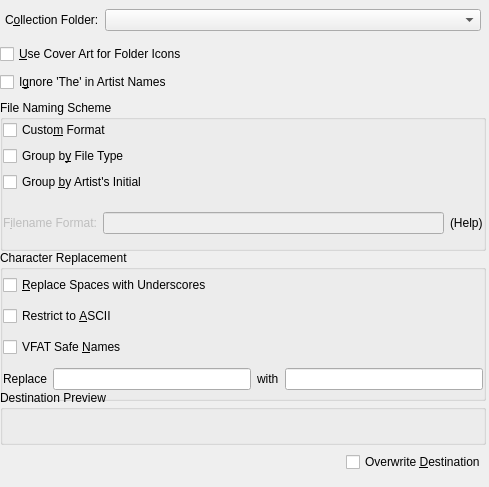
The window that src/collectionbrowser/OrganizeCollectionDialogBase.ui (KDE/amarok) describes before a commit, drawn with Qt 5.
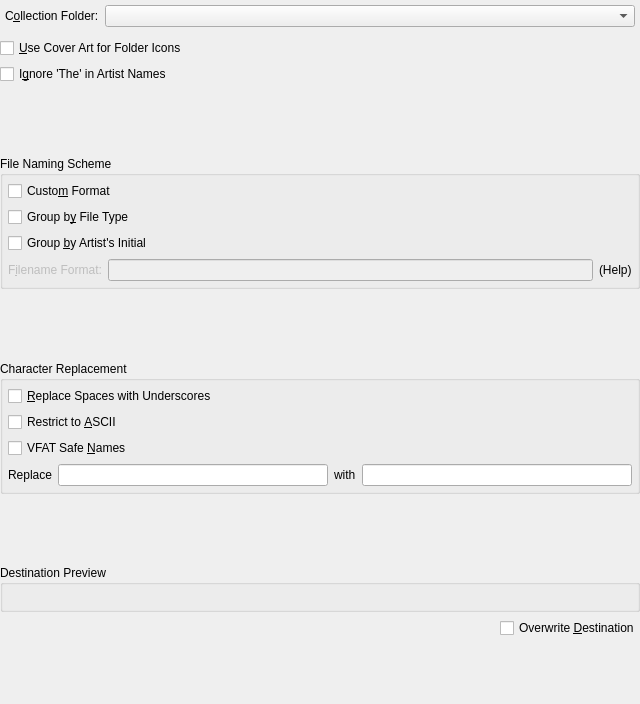
The same window after the commit. Custom widgets are drawn as their Qt base class.

Commit message: Get Dialog to show properly

```diff
--- a/src/collectionbrowser/OrganizeCollectionDialogBase.ui
+++ b/src/collectionbrowser/OrganizeCollectionDialogBase.ui
@@ -6,8 +6,8 @@
    <rect>
     <x>0</x>
     <y>0</y>
-    <width>489</width>
-    <height>487</height>
+    <width>640</width>
+    <height>704</height>
    </rect>
   </property>
   <property name="sizePolicy" >
@@ -19,31 +19,211 @@
   <property name="windowTitle" >
    <string>Organize Files</string>
   </property>
-  <widget class="QGroupBox" name="replacementGroup" >
-   <property name="geometry" >
-    <rect>
-     <x>0</x>
-     <y>250</y>
-     <width>486</width>
-     <height>151</height>
-    </rect>
-   </property>
+  <layout class="QVBoxLayout" >
+   <item>
+    <layout class="QHBoxLayout" >
+     <property name="margin" >
+      <number>5</number>
+     </property>
+     <item>
+      <widget class="QLabel" name="folderLabel" >
+       <property name="sizePolicy" >
+        <sizepolicy vsizetype="Preferred" hsizetype="Minimum" >
+         <horstretch>0</horstretch>
+         <verstretch>0</verstretch>
+        </sizepolicy>
+       </property>
+       <property name="toolTip" >
+        <string>Base directory under which to put files</string>
+       </property>
+       <property name="text" >
+        <string>C&amp;ollection Folder:</string>
+       </property>
+       <property name="wordWrap" >
+        <bool>false</bool>
+       </property>
+       <property name="buddy" >
+        <cstring>folderCombo</cstring>
+       </property>
+      </widget>
+     </item>
+     <item>
+      <widget class="KComboBox" name="folderCombo" >
+       <property name="sizePolicy" >
+        <sizepolicy vsizetype="Fixed" hsizetype="Expanding" >
+         <horstretch>0</horstretch>
+         <verstretch>0</verstretch>
+        </sizepolicy>
+       </property>
+       <property name="toolTip" >
+        <string/>
+       </property>
+      </widget>
+     </item>
+    </layout>
+   </item>
+   <item>
+    <layout class="QVBoxLayout" >
+     <item>
+      <widget class="QCheckBox" name="coverCheck" >
+       <property name="text" >
+        <string>&amp;Use Cover Art for Folder Icons</string>
+       </property>
+      </widget>
+     </item>
+     <item>
+      <widget class="QCheckBox" name="ignoreTheCheck" >
+       <property name="toolTip" >
+        <string>If checked, postfix artists' names starting with 'The' with ', The'.</string>
+       </property>
+       <property name="text" >
+        <string>I&amp;gnore 'The' in Artist Names</string>
+       </property>
+      </widget>
+     </item>
+    </layout>
+   </item>
+   <item>
+    <spacer name="spacer2_5" >
+     <property name="orientation" >
+      <enum>Qt::Vertical</enum>
+     </property>
+     <property name="sizeType" >
+      <enum>QSizePolicy::Expanding</enum>
+     </property>
+     <property name="sizeHint" stdset="0" >
+      <size>
+       <width>20</width>
+       <height>16</height>
+      </size>
+     </property>
+    </spacer>
+   </item>
+   <item>
+    <widget class="Q3GroupBox" name="groupingGroup" >
+     <property name="title" >
+      <string>File Naming Scheme</string>
+     </property>
+     <property name="margin" >
+      <number>5</number>
+     </property>
+     <layout class="QVBoxLayout" >
+      <property name="margin" >
+       <number>5</number>
+      </property>
+      <item>
+       <widget class="QCheckBox" name="customschemeCheck" >
+        <property name="toolTip" >
+         <string>If checked, use a custom format string for naming the files in the collection</string>
+        </property>
+        <property name="text" >
+         <string>Custo&amp;m Format</string>
+        </property>
+       </widget>
+      </item>
+      <item>
+       <widget class="QCheckBox" name="filetypeCheck" >
+        <property name="toolTip" >
+         <string>If checked, create a directory hierarchy using the filename extension.</string>
+        </property>
+        <property name="text" >
+         <string>Group b&amp;y File Type</string>
+        </property>
+       </widget>
+      </item>
+      <item>
+       <widget class="QCheckBox" name="initialCheck" >
+        <property name="toolTip" >
+         <string>If checked, introduce another directory hierarchy for the artists' initials.</string>
+        </property>
+        <property name="text" >
+         <string>Group &amp;by Artist's Initial</string>
+        </property>
+       </widget>
+      </item>
+      <item>
+       <layout class="QHBoxLayout" >
+        <item>
+         <widget class="QLabel" name="formatLabel" >
+          <property name="enabled" >
+           <bool>false</bool>
+          </property>
+          <property name="text" >
+           <string>F&amp;ilename Format:</string>
+          </property>
+          <property name="wordWrap" >
+           <bool>false</bool>
+          </property>
+          <property name="buddy" >
+           <cstring>formatEdit</cstring>
+          </property>
+         </widget>
+        </item>
+        <item>
+         <widget class="KLineEdit" name="formatEdit" >
+          <property name="enabled" >
+           <bool>false</bool>
+          </property>
+          <property name="text" >
+           <string/>
+          </property>
+         </widget>
+        </item>
+        <item>
+         <widget class="QLabel" name="formatHelp" >
+          <property name="sizePolicy" >
+           <sizepolicy vsizetype="Preferred" hsizetype="Preferred" >
+            <horstretch>0</horstretch>
+            <verstretch>0</verstretch>
+           </sizepolicy>
+          </property>
+          <property name="text" >
+           <string>(Help)</string>
+          </property>
+          <property name="wordWrap" >
+           <bool>false</bool>
+          </property>
+         </widget>
+        </item>
+       </layout>
+      </item>
+     </layout>
+    </widget>
+   </item>
+   <item>
+    <spacer name="spacer2_4" >
+     <property name="orientation" >
+      <enum>Qt::Vertical</enum>
+     </property>
+     <property name="sizeType" >
+      <enum>QSizePolicy::Expanding</enum>
+     </property>
+     <property name="sizeHint" stdset="0" >
+      <size>
+       <width>20</width>
+       <height>16</height>
+      </size>
+     </property>
+    </spacer>
+   </item>
+   <item>
+    <widget class="Q3GroupBox" name="replacementGroup" >
    <property name="sizePolicy" >
     <sizepolicy vsizetype="Minimum" hsizetype="Preferred" >
      <horstretch>0</horstretch>
      <verstretch>0</verstretch>
     </sizepolicy>
    </property>
-   <property name="minimumSize" >
-    <size>
-     <width>0</width>
-     <height>150</height>
-    </size>
-   </property>
    <property name="title" >
     <string>Character Replacement</string>
    </property>
-   <layout class="QVBoxLayout" name="verticalLayout_2" >
+     <property name="margin" >
+      <number>5</number>
+     </property>
+     <layout class="QVBoxLayout" >
+      <property name="margin" >
+       <number>5</number>
+      </property>
     <item>
      <widget class="QCheckBox" name="spaceCheck" >
       <property name="toolTip" >
@@ -113,132 +293,37 @@
      </layout>
     </item>
    </layout>
-   <zorder>spaceCheck</zorder>
-   <zorder>asciiCheck</zorder>
-   <zorder>vfatCheck</zorder>
-   <zorder></zorder>
-  </widget>
-  <widget class="QGroupBox" name="groupingGroup" >
-   <property name="geometry" >
-    <rect>
-     <x>0</x>
-     <y>100</y>
-     <width>486</width>
-     <height>151</height>
-    </rect>
-   </property>
-   <property name="sizePolicy" >
-    <sizepolicy vsizetype="Preferred" hsizetype="Preferred" >
-     <horstretch>0</horstretch>
-     <verstretch>0</verstretch>
-    </sizepolicy>
-   </property>
-   <property name="minimumSize" >
+    </widget>
+   </item>
+   <item>
+    <spacer name="spacer2" >
+     <property name="orientation" >
+      <enum>Qt::Vertical</enum>
+     </property>
+     <property name="sizeType" >
+      <enum>QSizePolicy::Expanding</enum>
+     </property>
+     <property name="sizeHint" stdset="0" >
     <size>
-     <width>0</width>
-     <height>150</height>
-    </size>
-   </property>
-   <property name="title" >
-    <string>File Naming Scheme</string>
-   </property>
-   <layout class="QVBoxLayout" name="verticalLayout" >
-    <item>
-     <widget class="QCheckBox" name="customschemeCheck" >
-      <property name="toolTip" >
-       <string>If checked, use a custom format string for naming the files in the collection</string>
-      </property>
-      <property name="text" >
-       <string>Custo&amp;m Format</string>
-      </property>
-     </widget>
+       <width>20</width>
+       <height>16</height>
+      </size>
+     </property>
+    </spacer>
     </item>
     <item>
-     <widget class="QCheckBox" name="filetypeCheck" >
-      <property name="toolTip" >
-       <string>If checked, create a directory hierarchy using the filename extension.</string>
-      </property>
-      <property name="text" >
-       <string>Group b&amp;y File Type</string>
-      </property>
-     </widget>
-    </item>
-    <item>
-     <widget class="QCheckBox" name="initialCheck" >
-      <property name="toolTip" >
-       <string>If checked, introduce another directory hierarchy for the artists' initials.</string>
-      </property>
-      <property name="text" >
-       <string>Group &amp;by Artist's Initial</string>
-      </property>
-     </widget>
-    </item>
-    <item>
-     <layout class="QHBoxLayout" >
-      <item>
-       <widget class="QLabel" name="formatLabel" >
-        <property name="enabled" >
-         <bool>false</bool>
-        </property>
-        <property name="text" >
-         <string>F&amp;ilename Format:</string>
-        </property>
-        <property name="wordWrap" >
-         <bool>false</bool>
-        </property>
-        <property name="buddy" >
-         <cstring>formatEdit</cstring>
-        </property>
-       </widget>
-      </item>
-      <item>
-       <widget class="KLineEdit" name="formatEdit" >
-        <property name="enabled" >
-         <bool>false</bool>
-        </property>
-        <property name="text" >
-         <string/>
-        </property>
-       </widget>
-      </item>
-      <item>
-       <widget class="QLabel" name="formatHelp" >
-        <property name="sizePolicy" >
-         <sizepolicy vsizetype="Preferred" hsizetype="Preferred" >
-          <horstretch>0</horstretch>
-          <verstretch>0</verstretch>
-         </sizepolicy>
-        </property>
-        <property name="text" >
-         <string>(Help)</string>
-        </property>
-        <property name="wordWrap" >
-         <bool>false</bool>
-        </property>
-       </widget>
-      </item>
-     </layout>
-    </item>
-   </layout>
-   <zorder>customschemeCheck</zorder>
-   <zorder>filetypeCheck</zorder>
-   <zorder>initialCheck</zorder>
-   <zorder></zorder>
-  </widget>
-  <widget class="QGroupBox" name="previewBox" >
-   <property name="geometry" >
-    <rect>
-     <x>0</x>
-     <y>390</y>
-     <width>486</width>
-     <height>55</height>
-    </rect>
-   </property>
+    <widget class="Q3GroupBox" name="previewBox" >
    <property name="title" >
     <string>Destination Preview</string>
    </property>
-   <layout class="QVBoxLayout" name="verticalLayout_3" >
-    <item>
+     <layout class="QGridLayout" >
+      <property name="margin" >
+       <number>5</number>
+      </property>
+      <property name="spacing" >
+       <number>0</number>
+      </property>
+      <item row="0" column="1" >
      <widget class="QLabel" name="previewText" >
       <property name="sizePolicy" >
        <sizepolicy vsizetype="Preferred" hsizetype="Expanding" >
@@ -259,44 +344,8 @@
     </item>
    </layout>
   </widget>
-  <widget class="QWidget" name="" >
-   <property name="geometry" >
-    <rect>
-     <x>0</x>
-     <y>42</y>
-     <width>486</width>
-     <height>52</height>
-    </rect>
-   </property>
-   <layout class="QVBoxLayout" >
-    <item>
-     <widget class="QCheckBox" name="coverCheck" >
-      <property name="text" >
-       <string>&amp;Use Cover Art for Folder Icons</string>
-      </property>
-     </widget>
     </item>
     <item>
-     <widget class="QCheckBox" name="ignoreTheCheck" >
-      <property name="toolTip" >
-       <string>If checked, postfix artists' names starting with 'The' with ', The'.</string>
-      </property>
-      <property name="text" >
-       <string>I&amp;gnore 'The' in Artist Names</string>
-      </property>
-     </widget>
-    </item>
-   </layout>
-  </widget>
-  <widget class="QWidget" name="" >
-   <property name="geometry" >
-    <rect>
-     <x>0</x>
-     <y>450</y>
-     <width>486</width>
-     <height>25</height>
-    </rect>
-   </property>
    <layout class="QHBoxLayout" >
     <item>
      <spacer name="spacer2_2" >
@@ -325,61 +374,34 @@
      </widget>
     </item>
    </layout>
-  </widget>
-  <widget class="QWidget" name="" >
-   <property name="geometry" >
-    <rect>
-     <x>0</x>
-     <y>2</y>
-     <width>486</width>
-     <height>36</height>
-    </rect>
-   </property>
-   <layout class="QHBoxLayout" >
-    <property name="margin" >
-     <number>5</number>
-    </property>
-    <item>
-     <widget class="QLabel" name="folderLabel" >
-      <property name="sizePolicy" >
-       <sizepolicy vsizetype="Preferred" hsizetype="Minimum" >
-        <horstretch>0</horstretch>
-        <verstretch>0</verstretch>
-       </sizepolicy>
-      </property>
-      <property name="toolTip" >
-       <string>Base directory under which to put files</string>
-      </property>
-      <property name="text" >
-       <string>C&amp;ollection Folder:</string>
-      </property>
-      <property name="wordWrap" >
-       <bool>false</bool>
-      </property>
-      <property name="buddy" >
-       <cstring>folderCombo</cstring>
-      </property>
-     </widget>
     </item>
     <item>
-     <widget class="KComboBox" name="folderCombo" >
-      <property name="sizePolicy" >
-       <sizepolicy vsizetype="Fixed" hsizetype="Expanding" >
-        <horstretch>0</horstretch>
-        <verstretch>0</verstretch>
-       </sizepolicy>
-      </property>
-      <property name="toolTip" >
-       <string/>
-      </property>
-     </widget>
-    </item>
-   </layout>
-  </widget>
+    <spacer name="spacer2_3" >
+     <property name="orientation" >
+      <enum>Qt::Vertical</enum>
+     </property>
+     <property name="sizeType" >
+      <enum>QSizePolicy::Expanding</enum>
+     </property>
+     <property name="sizeHint" stdset="0" >
+      <size>
+       <width>20</width>
+       <height>16</height>
+      </size>
+     </property>
+    </spacer>
+   </item>
+  </layout>
  </widget>
  <layoutdefault spacing="6" margin="0" />
  <pixmapfunction>qPixmapFromMimeSource</pixmapfunction>
  <customwidgets>
+  <customwidget>
+   <class>Q3GroupBox</class>
+   <extends>QGroupBox</extends>
+   <header>Qt3Support/Q3GroupBox</header>
+   <container>1</container>
+  </customwidget>
   <customwidget>
    <class>KComboBox</class>
    <extends>QComboBox</extends>
```
Left out of the diff: 226 changed lines with no effect on the pictures. Lines whose indentation alone changed are shown as unchanged. The commit also changes 2 other files.
